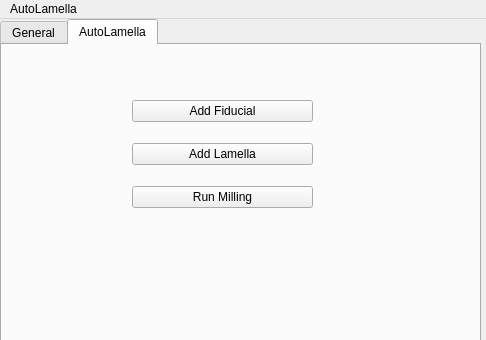
The window that UI.ui (DeMarcoLab/autolamella) describes before a commit, drawn with Qt 5; both pictures show x 0 to 486 and y 0 to 340 of the 950 by 850 pixel window.
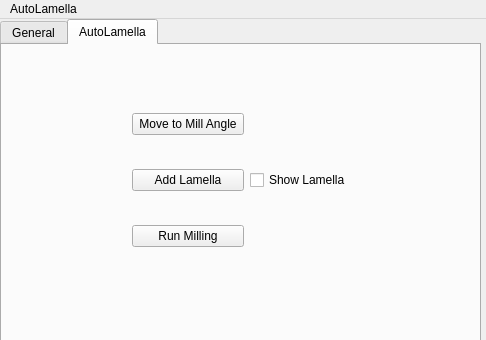
The same window after the commit.

Commit message: added lamella structure

```diff
--- a/UI.ui
+++ b/UI.ui
@@ -138,22 +138,15 @@
        <rect>
         <x>130</x>
         <y>40</y>
-        <width>181</width>
-        <height>141</height>
+        <width>229</width>
+        <height>191</height>
        </rect>
       </property>
       <layout class="QGridLayout" name="gridLayout">
        <item row="0" column="0">
         <widget class="QPushButton" name="pushButton">
          <property name="text">
-          <string>Add Fiducial</string>
-         </property>
-        </widget>
-       </item>
-       <item row="1" column="0">
-        <widget class="QPushButton" name="pushButton_2">
-         <property name="text">
-          <string>Add Lamella</string>
+          <string>Move to Mill Angle</string>
          </property>
         </widget>
        </item>
@@ -164,6 +157,20 @@
          </property>
         </widget>
        </item>
+       <item row="1" column="0">
+        <widget class="QPushButton" name="pushButton_2">
+         <property name="text">
+          <string>Add Lamella</string>
+         </property>
+        </widget>
+       </item>
+       <item row="1" column="1">
+        <widget class="QCheckBox" name="checkBox">
+         <property name="text">
+          <string>Show Lamella</string>
+         </property>
+        </widget>
+       </item>
       </layout>
      </widget>
     </widget>
```
Left out of the diff: 2 changed lines with no effect on the pictures. The commit also changes 3 other files.
